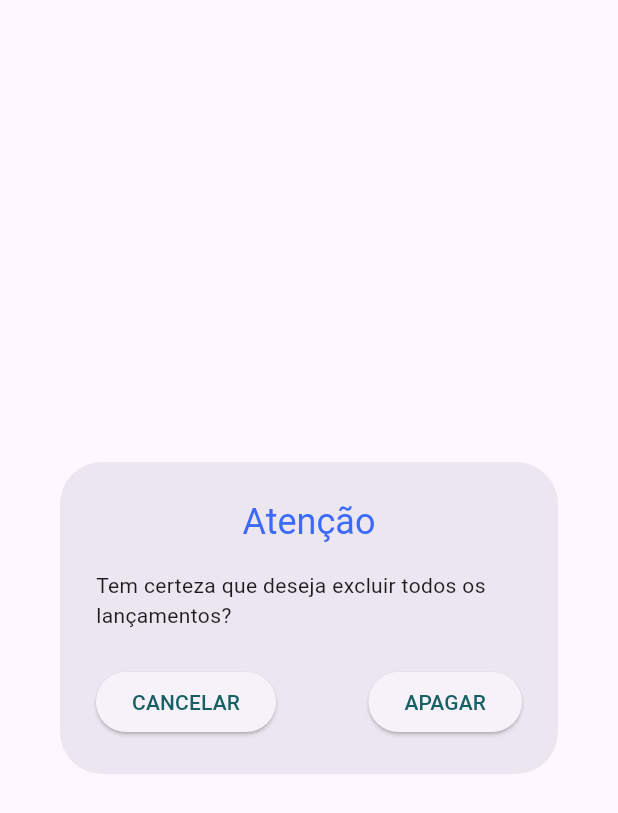
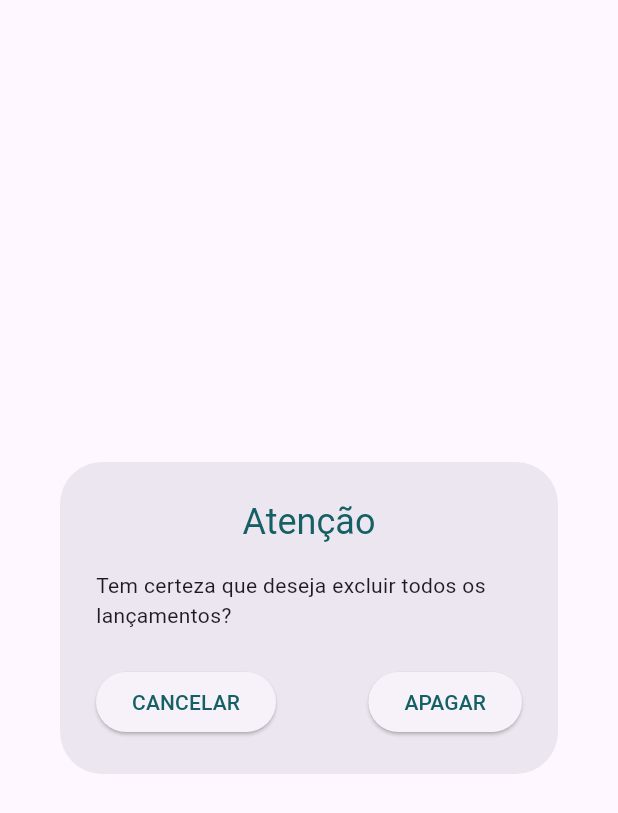
Before and after one commit to CaueCF/meudin, a Flutter app: the AlertaApagar widget shown alone on an empty page, opened directly, on a phone screen of 412 x 824 dp. Shown: the top 813 px of the screen. Run offline on Flutter 3.47's test engine with Material 2 defaults, Android fonts, the phone set to English and light mode, and no system bars; our stand-ins replace hive, hive_flutter; accounts and stored records are empty.

Commit message:
pequenas mudanças

```diff
--- a/lib/Controllers/home_controller.dart
+++ b/lib/Controllers/home_controller.dart
@@ -33,6 +33,7 @@ class HomeController extends ChangeNotifier {
 
   void apagarTodosItens() {
     db.dados.clear();
+    db.updateDados();
     notifyListeners();
   }
 
--- a/lib/custom_widgets/menu_botoes.dart
+++ b/lib/custom_widgets/menu_botoes.dart
@@ -94,7 +94,7 @@ class AlertaApagar extends StatelessWidget {
         child: Text(
           "Atenção",
           style: TextStyle(
-            color: MyColor.berkeleyblueAccent,
+            color: MyColor.caribeancurrent,
           ),
         ),
       ),
```
